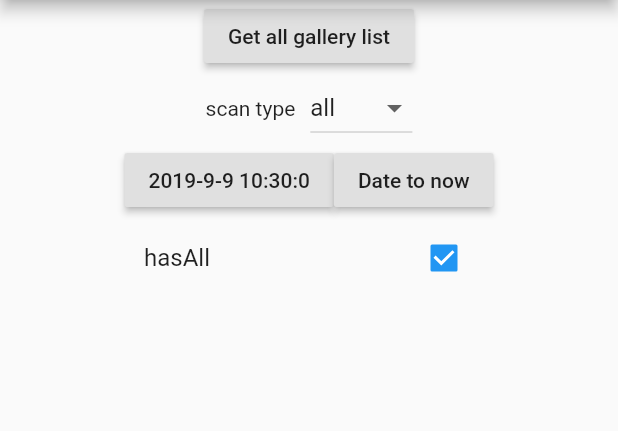
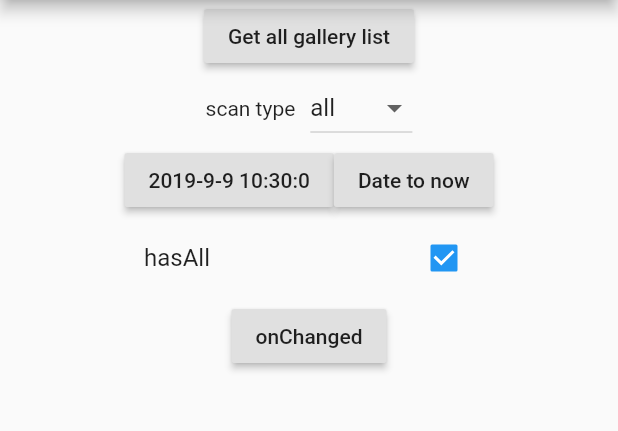
Before and after one commit to fluttercandies/flutter_photo_manager, a Flutter app: the screen it shows after launch, on a phone screen of 412 x 824 dp, the part 84-515 px from its top. Run offline on Flutter 3.47's test engine with Material 2 defaults, Android fonts, the phone set to English and light mode, and no system bars; drawn by our look-alikes of oktoast.

Commit message:
start notify example.

```diff
--- a/example/lib/page/home_page.dart
+++ b/example/lib/page/home_page.dart
@@ -17,6 +17,12 @@ class _NewHomePageState extends State<NewHomePage> {
   DateTime dt = DateTime.now();
 
   var hasAll = true;
+
+  @override
+  void initState() {
+    super.initState();
+    PhotoManager.addChangeCallback(onChange);
+  }
 
   @override
   Widget build(BuildContext context) {
@@ -56,6 +62,7 @@ class _NewHomePageState extends State<NewHomePage> {
             mainAxisSize: MainAxisSize.min,
           ),
           _buildHasAllCheck(),
+          buildNotifyButton(),
         ],
       ),
     );
@@ -137,6 +144,23 @@ class _NewHomePageState extends State<NewHomePage> {
       });
     });
   }
+
+  bool notifying = false;
+
+  Widget buildNotifyButton() {
+    return buildButton("onChanged", () {
+      notifying = !notifying;
+      if (notifying) {
+        PhotoManager.startChangeNotify();
+      } else {
+        PhotoManager.stopChangeNotify();
+      }
+    });
+  }
+
+  void onChange(call){
+
+  }
 }
 
 Widget buildButton(String text, Function function) {
--- a/lib/src/notify.dart
+++ b/lib/src/notify.dart
@@ -31,8 +31,8 @@ class _NotifyManager {
   }
 
   Future<dynamic> _notify(MethodCall call) async {
-    print("call.method = ${call.method}");
     if (call.method == "change") {
+      print(call.arguments);
       _onChange(call);
     }
     return 1;
```
